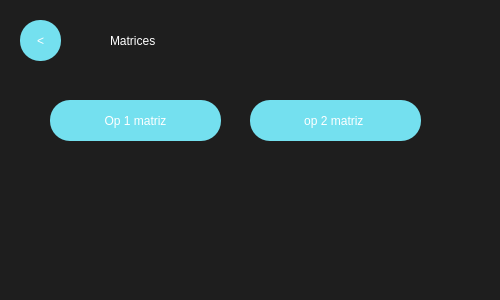
XMunteR/Calculadora, file MatricesChoose.ui: the form before one commit.
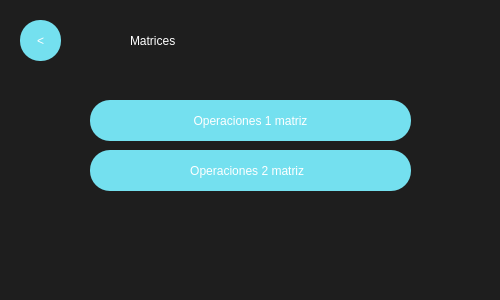
The form after the commit.

```diff
--- a/MatricesChoose.ui
+++ b/MatricesChoose.ui
@@ -50,7 +50,7 @@
    <widget class="QLabel" name="label">
     <property name="geometry">
      <rect>
-      <x>110</x>
+      <x>130</x>
       <y>10</y>
       <width>241</width>
       <height>61</height>
@@ -85,9 +85,9 @@
    <widget class="QPushButton" name="btnOpSimples2">
     <property name="geometry">
      <rect>
-      <x>250</x>
-      <y>100</y>
-      <width>171</width>
+      <x>90</x>
+      <y>150</y>
+      <width>321</width>
       <height>41</height>
      </rect>
     </property>
@@ -96,15 +96,15 @@
 border-radius:20px;</string>
     </property>
     <property name="text">
-     <string>op 2 matriz </string>
+     <string>Operaciones 2 matriz  </string>
     </property>
    </widget>
    <widget class="QPushButton" name="btnOpSimples">
     <property name="geometry">
      <rect>
-      <x>50</x>
+      <x>90</x>
       <y>100</y>
-      <width>171</width>
+      <width>321</width>
       <height>41</height>
      </rect>
     </property>
@@ -113,7 +113,7 @@
 border-radius:20px;</string>
     </property>
     <property name="text">
-     <string>Op 1 matriz</string>
+     <string>Operaciones 1 matriz</string>
     </property>
    </widget>
   </widget>
```
